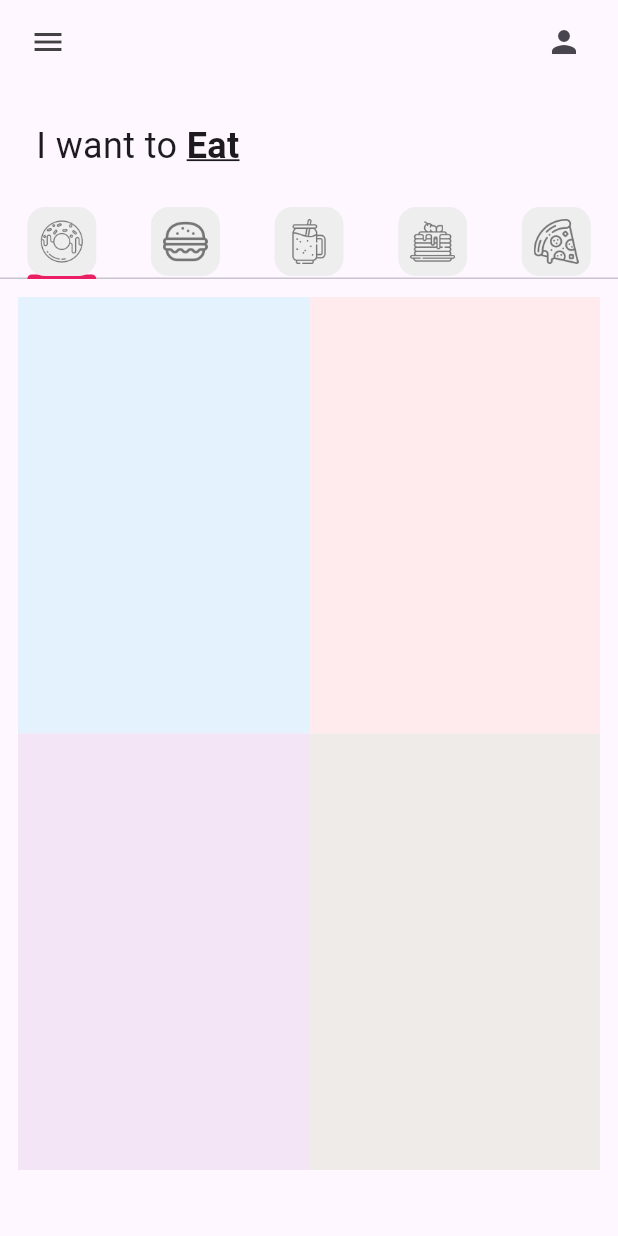
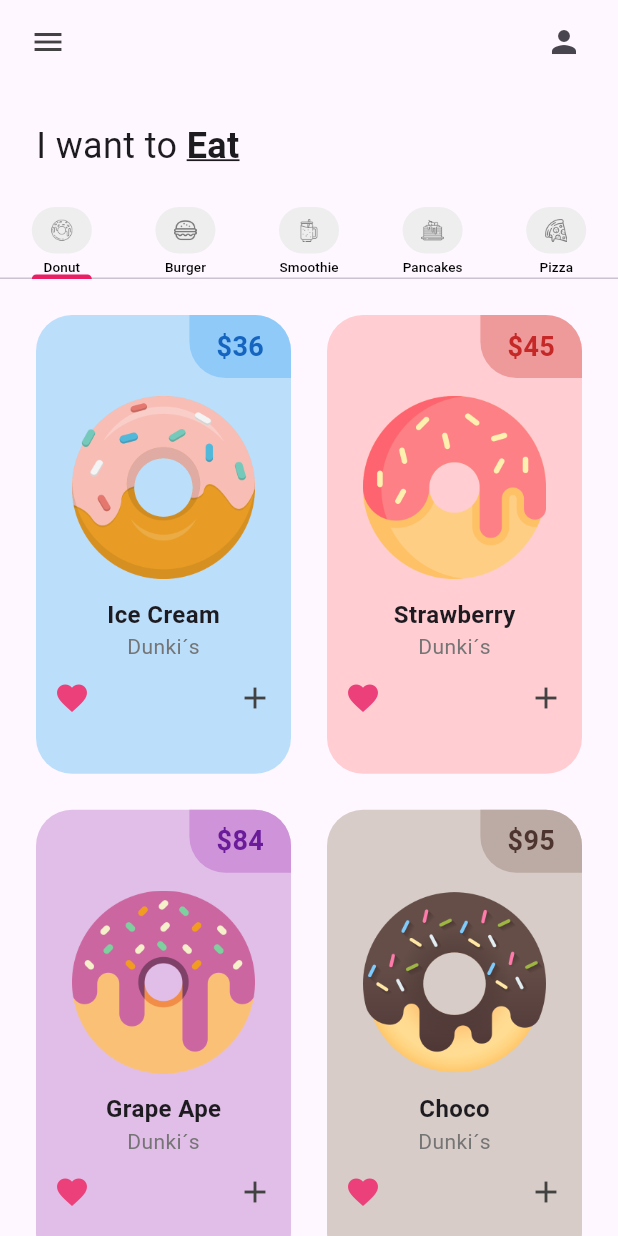
Before and after one commit to Lcukytp23/p1_donut_app_manuel_tapia, a Flutter app: the screen it shows after launch, on a phone screen of 412 x 824 dp. Run offline on Flutter 3.47's test engine with Material 3 defaults, Android fonts, the phone set to English and light mode, and no system bars.

Commit message:
Items added

```diff
--- a/lib/main.dart
+++ b/lib/main.dart
@@ -11,6 +11,7 @@
   @override
   Widget build(BuildContext context) {
     return  MaterialApp(
+      debugShowCheckedModeBanner: false,
       home: const HomePage(),
       theme: ThemeData(
         tabBarTheme: const TabBarTheme(indicatorColor: Colors.pink)),
--- a/lib/pages/home_page.dart
+++ b/lib/pages/home_page.dart
@@ -21,21 +21,28 @@
     //Donut tab
     const MyTab(
       iconPath: "lib/icons/donut.png",
+      label: "Donut",
       ),
     //burger tab
     const MyTab(
       iconPath: "lib/icons/burger.png",
+      label: "Burger",
       ),
     //smoothie tab
     const MyTab(
       iconPath: "lib/icons/smoothie.png",
+      label: "Smoothie",
       ),
     //pancake tab
     const MyTab(
       iconPath: "lib/icons/pancakes.png",
+      label: "Pancakes",
       ),
     //pizza tab
-    const MyTab(iconPath: "lib/icons/pizza.png",)
+    const MyTab(
+      iconPath: "lib/icons/pizza.png",
+      label: "Pizza",
+      )
   ];
   @override
   Widget build(BuildContext context) {
--- a/lib/tab/donut_tab.dart
+++ b/lib/tab/donut_tab.dart
@@ -10,6 +10,10 @@
     ["Strawberry", "45", Colors.red, "lib/images/strawberry_donut.png"],
     ["Grape Ape", "84", Colors.purple, "lib/images/grape_donut.png"],
     ["Choco", "95", Colors.brown, "lib/images/chocolate_donut.png"],
+    ["Chocochispas", "36", Colors.blue, "lib/images/icecream_donut.png"],
+    ["Adereso", "45", Colors.red, "lib/images/strawberry_donut.png"],
+    ["Chispas", "84", Colors.purple, "lib/images/grape_donut.png"],
+    ["Chaco", "95", Colors.brown, "lib/images/chocolate_donut.png"],
   ];
 
   DonutTab({super.key});
@@ -21,7 +25,7 @@
     itemCount: donutsOnSale.length,
     padding: const EdgeInsets.all(12),
       gridDelegate: const SliverGridDelegateWithFixedCrossAxisCount(
-        crossAxisCount: 2, childAspectRatio: 1/1.5),
+        crossAxisCount: 2, childAspectRatio: 1/1.7),
       itemBuilder:(context, index){
         return DonutTile(
           donutFlavor: donutsOnSale[index][0],
--- a/lib/utils/donut_tile.dart
+++ b/lib/utils/donut_tile.dart
@@ -10,8 +10,59 @@
 
   @override
   Widget build(BuildContext context) {
-    return Container(
-      decoration: BoxDecoration(color: donutColor[50]),
+    return Padding(
+      padding: const EdgeInsets.all(12),
+      child: Container(
+        decoration: BoxDecoration(color: donutColor [100], borderRadius: BorderRadius.circular(24)),
+      child: Column(
+        children: [
+        Row(
+          mainAxisAlignment: MainAxisAlignment.end,
+          children: [Container(
+            decoration: BoxDecoration(color: donutColor[200],
+            borderRadius: const BorderRadius.only(
+              topRight: Radius.circular(24),
+              bottomLeft: Radius.circular(24))),
+            padding:
+            const EdgeInsets.symmetric(vertical: 8,horizontal: 18),
+            child: Text("\$$donutPrice",
+                style: TextStyle(
+                  fontSize: 18,
+                  fontWeight: FontWeight.bold,
+                  color: donutColor[800]
+                ),),
+          )],),
+              //Donut picture
+              Padding(
+                padding: const EdgeInsets.symmetric(
+                horizontal:24,
+                vertical:12),
+                child: Image.asset(imageName),
+              ),
+              //Donut flavor Tex
+              Text(donutFlavor,
+              style: const TextStyle(
+                fontSize: 16,
+                fontWeight: FontWeight.bold
+              ),),
+              Text("Dunki´s",
+              style: TextStyle(color: Colors.grey[600])),
+              ////Love icon + add button
+              Padding(
+                padding: const EdgeInsets.all(12),
+                child: Row(
+                  mainAxisAlignment: MainAxisAlignment.spaceBetween,
+                  children: [
+                    //love icon
+                    Icon(Icons.favorite, color: Colors.pink[400],),
+                    //plus Button
+                    Icon(Icons.add, color: Colors.grey[800],)
+                  ],
+                ),
+              )
+            ],
+      ),
+      ),
     );
   }
 }
--- a/lib/utils/my_tab.dart
+++ b/lib/utils/my_tab.dart
@@ -2,21 +2,46 @@
 
 class MyTab extends StatelessWidget {
   final String iconPath;
-  const MyTab({super.key, required this.iconPath});
+  final String label;
+
+  const MyTab({
+    super.key,
+    required this.iconPath,
+    required this.label,
+  });
 
   @override
   Widget build(BuildContext context) {
     return Tab(
+      child: Column(
+        mainAxisSize: MainAxisSize
+            .min, // Asegura que la columna no ocupe más espacio del necesario
+        children: [
+          Flexible(
             child: Container(
               padding: const EdgeInsets.all(8),
               decoration: BoxDecoration(
                 color: Colors.grey[200],
-          borderRadius: BorderRadius.circular(12)
+                borderRadius: BorderRadius.circular(40),
               ),
               child: Image.asset(
                 iconPath,
                 color: Colors.grey[600],
-          ),),
+                width: 24,
+                height: 24,
+              ),
+            ),
+          ),
+          const SizedBox(height: 2),
+          Text(
+            label,
+            style: const TextStyle(
+              fontSize: 9,
+              color: Colors.black,
+            ),
+          ),
+        ],
+     ),
 );
 }
 }
```
Lines whose indentation alone changed are shown as unchanged.
